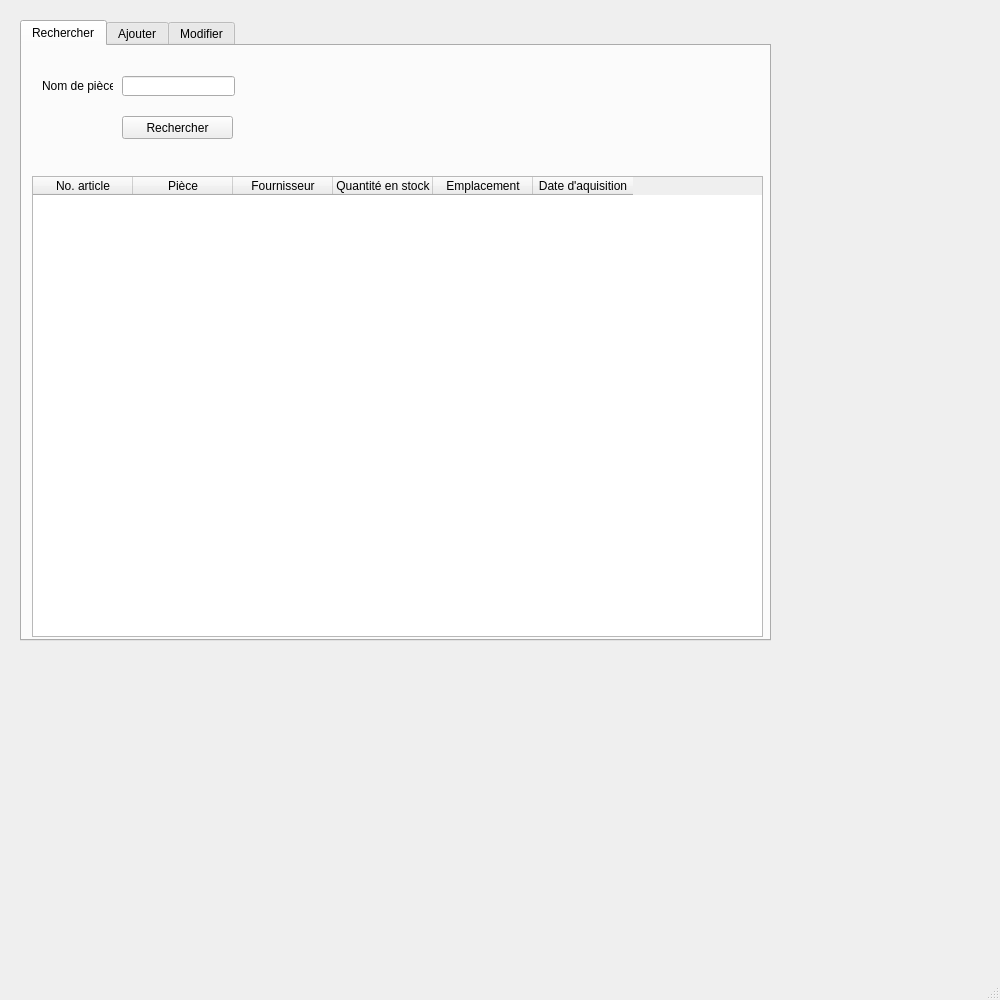
Above: PyQt/Garage.ui from alexhohn/projet_garage before the change. Below: the same form after it.
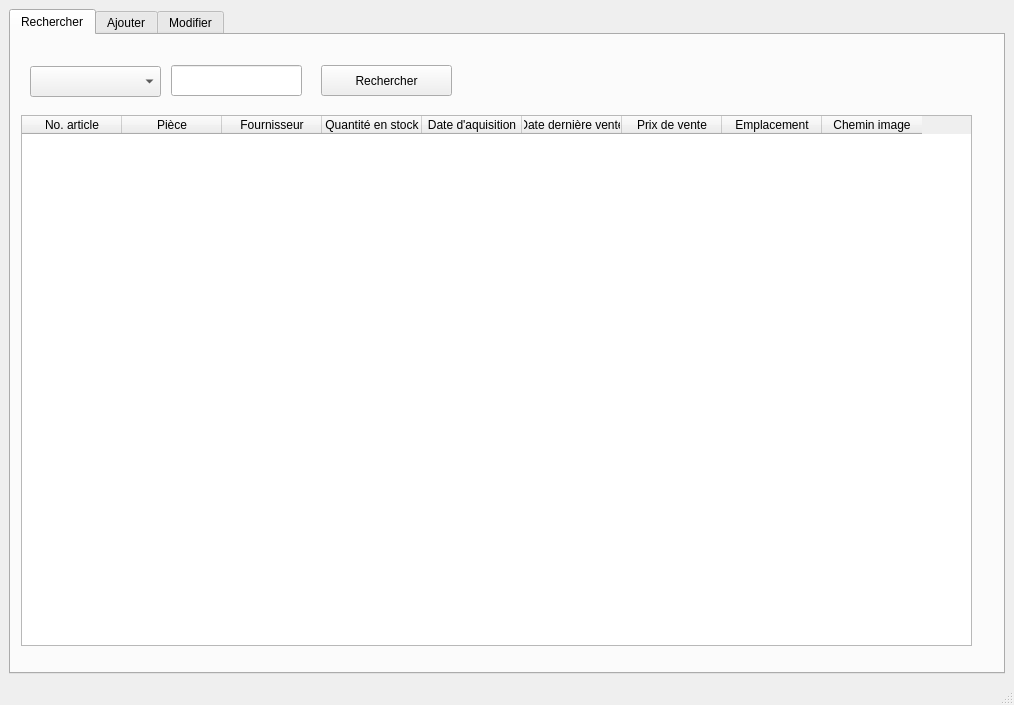
That is the form after the change.

```diff
--- a/PyQt/Garage.ui
+++ b/PyQt/Garage.ui
@@ -6,29 +6,23 @@
    <rect>
     <x>0</x>
     <y>0</y>
-    <width>1000</width>
-    <height>1000</height>
+    <width>1014</width>
+    <height>705</height>
    </rect>
   </property>
-  <property name="minimumSize">
-   <size>
-    <width>1000</width>
-    <height>1000</height>
-   </size>
-  </property>
   <property name="windowTitle">
    <string>MainWindow</string>
   </property>
   <widget class="QWidget" name="centralwidget">
+   <property name="minimumSize">
+    <size>
+     <width>1000</width>
+     <height>500</height>
+    </size>
+   </property>
+   <layout class="QHBoxLayout" name="horizontalLayout">
+    <item>
    <widget class="QTabWidget" name="TabPrincipale">
-    <property name="geometry">
-     <rect>
-      <x>20</x>
-      <y>20</y>
-      <width>751</width>
-      <height>621</height>
-     </rect>
-    </property>
     <property name="mouseTracking">
      <bool>false</bool>
     </property>
@@ -60,36 +54,20 @@
      <widget class="QLineEdit" name="lineEdit">
       <property name="geometry">
        <rect>
-        <x>100</x>
+          <x>160</x>
         <y>30</y>
-        <width>113</width>
-        <height>20</height>
+          <width>131</width>
+          <height>31</height>
        </rect>
       </property>
      </widget>
-     <widget class="QLabel" name="labelNomPiece">
-      <property name="geometry">
-       <rect>
-        <x>20</x>
-        <y>30</y>
-        <width>71</width>
-        <height>20</height>
-       </rect>
-      </property>
-      <property name="text">
-       <string>Nom de pièce</string>
-      </property>
-      <property name="textFormat">
-       <enum>Qt::PlainText</enum>
-      </property>
-     </widget>
      <widget class="QPushButton" name="pushButton_Recherche">
       <property name="geometry">
        <rect>
-        <x>100</x>
-        <y>70</y>
-        <width>111</width>
-        <height>23</height>
+          <x>310</x>
+          <y>30</y>
+          <width>131</width>
+          <height>31</height>
        </rect>
       </property>
       <property name="text">
@@ -100,9 +78,9 @@
       <property name="geometry">
        <rect>
         <x>10</x>
-        <y>130</y>
-        <width>731</width>
-        <height>461</height>
+          <y>80</y>
+          <width>951</width>
+          <height>531</height>
        </rect>
       </property>
       <column>
@@ -125,16 +103,41 @@
         <string>Quantité en stock</string>
        </property>
       </column>
-      <column>
-       <property name="text">
-        <string>Emplacement</string>
-       </property>
-      </column>
       <column>
        <property name="text">
         <string>Date d'aquisition</string>
        </property>
       </column>
+        <column>
+         <property name="text">
+          <string>Date dernière vente</string>
+         </property>
+        </column>
+        <column>
+         <property name="text">
+          <string>Prix de vente</string>
+         </property>
+        </column>
+        <column>
+         <property name="text">
+          <string>Emplacement</string>
+         </property>
+        </column>
+        <column>
+         <property name="text">
+          <string>Chemin image</string>
+         </property>
+        </column>
+       </widget>
+       <widget class="QComboBox" name="comboBox_Recherche">
+        <property name="geometry">
+         <rect>
+          <x>19</x>
+          <y>31</y>
+          <width>131</width>
+          <height>31</height>
+         </rect>
+        </property>
      </widget>
     </widget>
     <widget class="QWidget" name="TabAjouter">
@@ -148,6 +151,8 @@
      </attribute>
     </widget>
    </widget>
+    </item>
+   </layout>
   </widget>
   <widget class="QStatusBar" name="statusbar"/>
  </widget>
```
Left out of the diff: 1 changed line with no effect on the pictures. Lines whose indentation alone changed are shown as unchanged.
